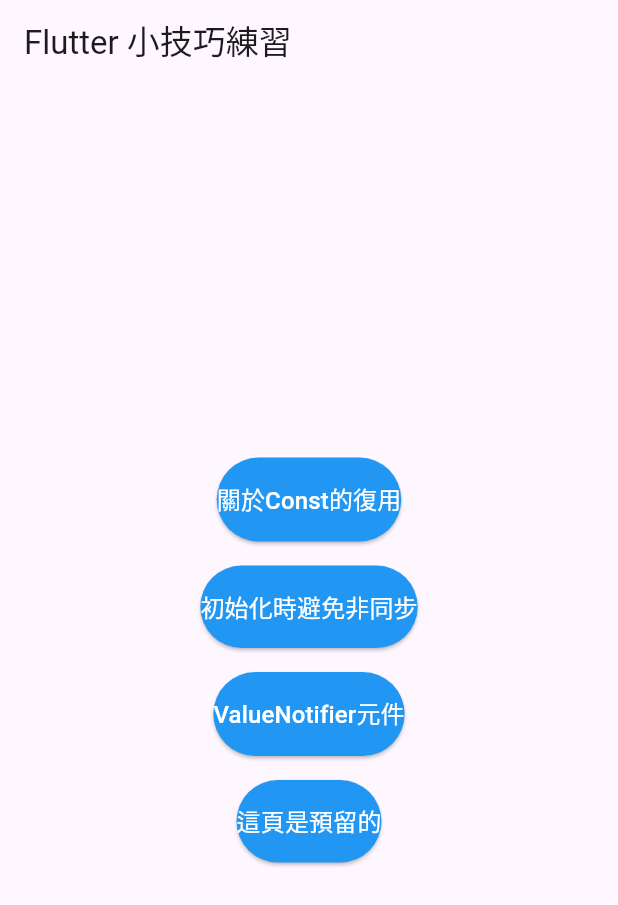
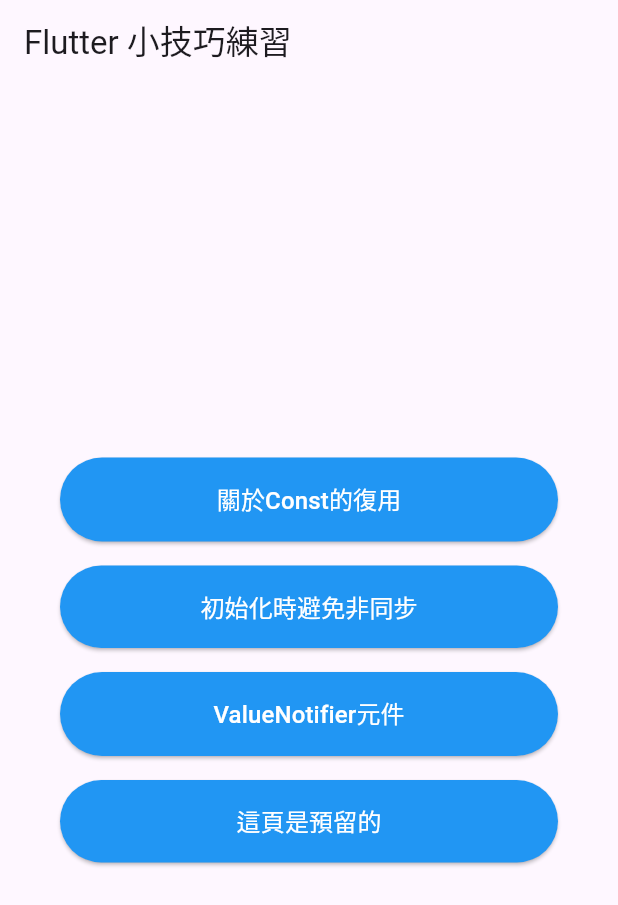
Before and after one commit to cccsdxtw/test_flutter_tips, a Flutter app: the screen it shows after launch, on a phone screen of 412 x 824 dp. Shown: the top 905 px of the screen. Run offline on Flutter 3.47's test engine with Material 3 defaults, Android fonts, the phone set to English and light mode, and no system bars; our stand-ins replace get, logger.

Commit message:
UI系- 共用按鈕避免跑版

```diff
--- a/lib/element/tip_button.dart
+++ b/lib/element/tip_button.dart
@@ -1,3 +1,5 @@
+import 'package:flutter/material.dart';
+
 class TipButton extends StatelessWidget {
   final String text;
   final VoidCallback onPressed;
@@ -9,7 +11,9 @@
     return Container(
       margin: const EdgeInsets.symmetric(vertical: 8),
       child: Align(
-        alignment: Alignment.center,  // 可以設置居中
+        alignment: Alignment.center, // 讓按鈕居中
+        child: SizedBox(
+          width: double.infinity, // 使按鈕寬度填滿可用空間
           child: ElevatedButton(
             onPressed: onPressed,
             style: ElevatedButton.styleFrom(
@@ -26,6 +30,7 @@
             ),
           ),
         ),
+      ),
     );
   }
 }
```
Lines whose indentation alone changed are shown as unchanged.
